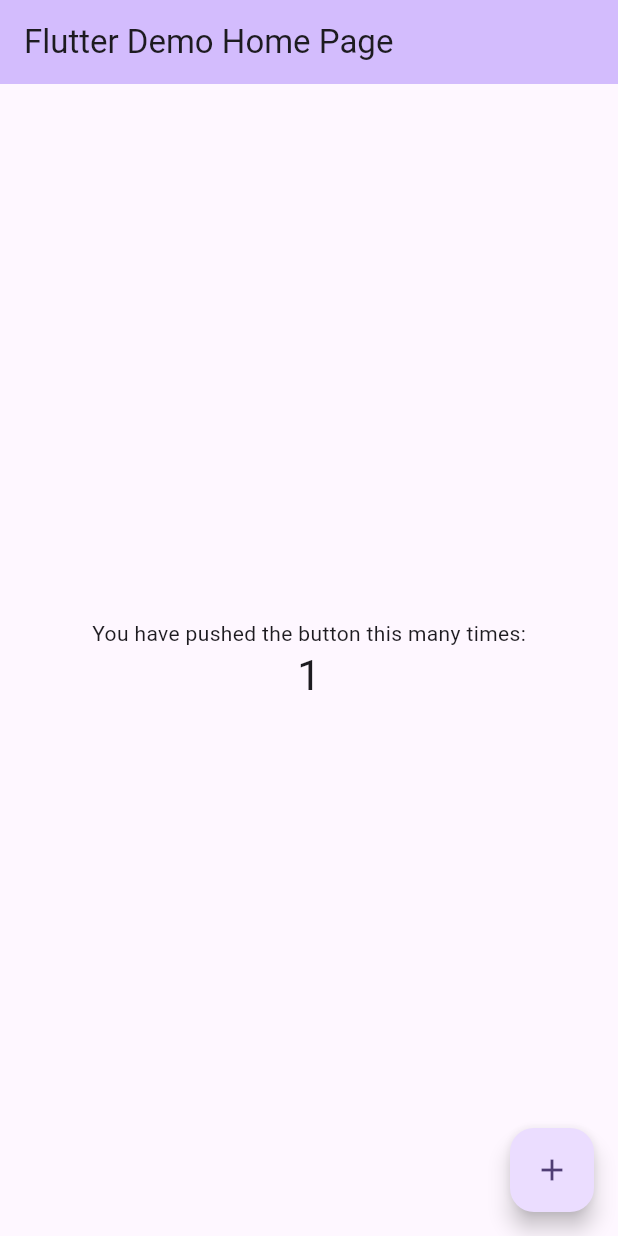
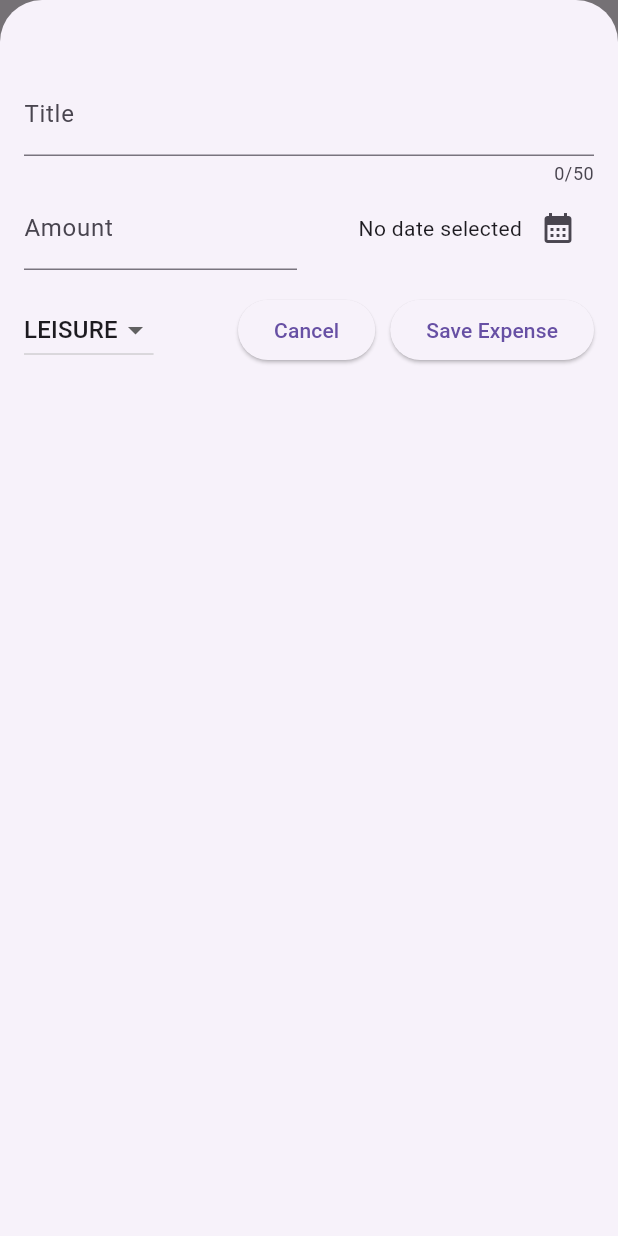
Before and after one commit to fezeboris/Flutter_Maximilian_udemy, a Flutter app: the screen it shows after launch, after a tap on the "add" icon, on a phone screen of 412 x 824 dp. Run offline on Flutter 3.47's test engine with Material 3 defaults, Android fonts, the phone set to English and light mode, and no system bars; our stand-ins replace google_fonts.

Commit message:
expense tracker functionalities implementation

```diff
--- a/expense_tracker/lib/main.dart
+++ b/expense_tracker/lib/main.dart
@@ -1,3 +1,4 @@
+import 'package:expense_tracker/widget/expenses.dart';
 import 'package:flutter/material.dart';
 
 void main() {
@@ -10,116 +11,8 @@ class MyApp extends StatelessWidget {
   // This widget is the root of your application.
   @override
   Widget build(BuildContext context) {
-    return MaterialApp(
-      title: 'Flutter Demo',
-      theme: ThemeData(
-        // This is the theme of your application.
-        //
-        // TRY THIS: Try running your application with "flutter run". You'll see
-        // the application has a purple toolbar. Then, without quitting the app,
-        // try changing the seedColor in the colorScheme below to Colors.green
-        // and then invoke "hot reload" (save your changes or press the "hot
-        // reload" button in a Flutter-supported IDE, or press "r" if you used
-        // the command line to start the app).
-
-        // Notice that the counter didn't reset back to zero; the application
-        // state is not lost during the reload. To reset the state, use hot
-        // restart instead.
-        //
-        // This works for code too, not just values: Most code changes can be
-        // tested with just a hot reload.
-        colorScheme: ColorScheme.fromSeed(seedColor: Colors.deepPurple),
-        useMaterial3: true,
-      ),
-      home: const MyHomePage(title: 'Flutter Demo Home Page'),
+    return const MaterialApp(
+      home: Expenses(),
     );
   }
 }
-
-class MyHomePage extends StatefulWidget {
-  const MyHomePage({super.key, required this.title});
-
-  // This widget is the home page of your application. It is stateful, meaning
-  // that it has a State object (defined below) that contains fields that affect
-  // how it looks.
-
-  // This class is the configuration for the state. It holds the values (in this
-  // case the title) provided by the parent (in this case the App widget) and
-  // used by the build method of the State. Fields in a Widget subclass are
-  // always marked "final".
-
-  final String title;
-
-  @override
-  State<MyHomePage> createState() => _MyHomePageState();
-}
-
-class _MyHomePageState extends State<MyHomePage> {
-  int _counter = 0;
-
-  void _incrementCounter() {
-    setState(() {
-      // This call to setState tells the Flutter framework that something has
-      // changed in this State, which causes it to rerun the build method below
-      // so that the display can reflect the updated values. If we changed
-      // _counter without calling setState(), then the build method would not be
-      // called again, and so nothing would appear to happen.
-      _counter++;
-    });
-  }
-
-  @override
-  Widget build(BuildContext context) {
-    // This method is rerun every time setState is called, for instance as done
-    // by the _incrementCounter method above.
-    //
-    // The Flutter framework has been optimized to make rerunning build methods
-    // fast, so that you can just rebuild anything that needs updating rather
-    // than having to individually change instances of widgets.
-    return Scaffold(
-      appBar: AppBar(
-        // TRY THIS: Try changing the color here to a specific color (to
-        // Colors.amber, perhaps?) and trigger a hot reload to see the AppBar
-        // change color while the other colors stay the same.
-        backgroundColor: Theme.of(context).colorScheme.inversePrimary,
-        // Here we take the value from the MyHomePage object that was created by
-        // the App.build method, and use it to set our appbar title.
-        title: Text(widget.title),
-      ),
-      body: Center(
-        // Center is a layout widget. It takes a single child and positions it
-        // in the middle of the parent.
-        child: Column(
-          // Column is also a layout widget. It takes a list of children and
-          // arranges them vertically. By default, it sizes itself to fit its
-          // children horizontally, and tries to be as tall as its parent.
-          //
-          // Column has various properties to control how it sizes itself and
-          // how it positions its children. Here we use mainAxisAlignment to
-          // center the children vertically; the main axis here is the vertical
-          // axis because Columns are vertical (the cross axis would be
-          // horizontal).
-          //
-          // TRY THIS: Invoke "debug painting" (choose the "Toggle Debug Paint"
-          // action in the IDE, or press "p" in the console), to see the
-          // wireframe for each widget.
-          mainAxisAlignment: MainAxisAlignment.center,
-          children: <Widget>[
-            const Text(
-              'You have pushed the button this many times:',
-            ),
-            Text(
-              '$_counter',
-              style: Theme.of(context).textTheme.headlineMedium,
-            ),
-          ],
-        ),
-      ),
-      floatingActionButton: FloatingActionButton(
-        onPressed: _incrementCounter,
-        tooltip: 'Increment',
-        child: const Icon(Icons.add),
-      ), // This trailing comma makes auto-formatting nicer for build methods.
-    );
-  }
-}
--- /dev/null
+++ b/expense_tracker/lib/models/expense.dart
@@ -0,0 +1,38 @@
+import 'package:flutter/material.dart';
+import 'package:intl/intl.dart';
+import 'package:uuid/uuid.dart';
+
+final formater = DateFormat.yMd();
+const uuid = Uuid();
+
+enum Category {
+  food,
+  travel,
+  leisure,
+  work,
+}
+
+const categorytIcons = {
+  Category.food: Icons.lunch_dining,
+  Category.travel: Icons.flight_takeoff,
+  Category.leisure: Icons.movie,
+  Category.work: Icons.work
+};
+
+class Expense {
+  Expense(
+      {required this.amount,
+      required this.date,
+      required this.title,
+      required this.category})
+      : id = uuid.v4();
+  final String id;
+  final String title;
+  final double amount;
+  final DateTime date;
+  final Category category;
+
+  String get formattedDate {
+    return formater.format(date);
+  }
+}
--- /dev/null
+++ b/expense_tracker/lib/widget/expenses.dart
@@ -0,0 +1,56 @@
+import 'package:expense_tracker/widget/expenses_list/expenses_list.dart';
+import 'package:expense_tracker/models/expense.dart';
+import 'package:expense_tracker/widget/new_expense.dart';
+import 'package:flutter/material.dart';
+
+class Expenses extends StatefulWidget {
+  const Expenses({super.key});
+
+  @override
+  State<Expenses> createState() => _ExpensesState();
+}
+
+class _ExpensesState extends State<Expenses> {
+  final List<Expense> _registeredExpenses = [
+    Expense(
+        amount: 19.9,
+        date: DateTime.now(),
+        title: 'Flutter Course',
+        category: Category.work),
+    Expense(
+        amount: 19.9,
+        date: DateTime.now(),
+        title: 'Cinema',
+        category: Category.leisure),
+  ];
+
+  void _openAddExpenseOverlay() {
+    showModalBottomSheet(
+      isScrollControlled: true,
+      context: context,
+      builder: (ctx) => NewExpense(onAddExpense: _addExpense),
+    );
+  }
+
+  void _addExpense(Expense expense) {
+    setState(() {
+      _registeredExpenses.add(expense);
+    });
+  }
+
+  @override
+  Widget build(BuildContext context) {
+    return Scaffold(
+      appBar: AppBar(title: const Text('My Expense Tracker'), actions: [
+        IconButton(
+            onPressed: _openAddExpenseOverlay, icon: const Icon(Icons.add)),
+      ]),
+      body: Column(
+        children: [
+          const Text('The chart'),
+          Expanded(child: ExpensesList(expenses: _registeredExpenses))
+        ],
+      ),
+    );
+  }
+}
--- /dev/null
+++ b/expense_tracker/lib/widget/expenses_list/expenses_item.dart
@@ -0,0 +1,43 @@
+import 'package:expense_tracker/models/expense.dart';
+import 'package:flutter/material.dart';
+
+class ExpenseItem extends StatelessWidget {
+  const ExpenseItem(this.expense, {super.key});
+
+  final Expense expense;
+
+  @override
+  Widget build(BuildContext context) {
+    return Card(
+      child: Padding(
+        padding: const EdgeInsets.symmetric(
+          horizontal: 20,
+          vertical: 16,
+        ),
+        child: Column(
+          children: [
+            Text(expense.title),
+            const SizedBox(
+              height: 4,
+            ),
+            Row(
+              children: [
+                Text('\$${expense.amount.toStringAsFixed(2)}'),
+                const Spacer(),
+                Row(
+                  children: [
+                    Icon(categorytIcons[expense.category]),
+                    const SizedBox(
+                      width: 8,
+                    ),
+                    Text(expense.formattedDate)
+                  ],
+                )
+              ],
+            )
+          ],
+        ),
+      ),
+    );
+  }
+}
--- /dev/null
+++ b/expense_tracker/lib/widget/expenses_list/expenses_list.dart
@@ -0,0 +1,15 @@
+import 'package:expense_tracker/models/expense.dart';
+import 'package:expense_tracker/widget/expenses_list/expenses_item.dart';
+import 'package:flutter/material.dart';
+
+class ExpensesList extends StatelessWidget {
+  const ExpensesList({super.key, required this.expenses});
+  final List<Expense> expenses;
+  @override
+  Widget build(BuildContext context) {
+    return ListView.builder(
+      itemCount: expenses.length,
+      itemBuilder: (ctx, index) => ExpenseItem(expenses[index]),
+    );
+  }
+}
--- /dev/null
+++ b/expense_tracker/lib/widget/new_expense.dart
@@ -0,0 +1,151 @@
+import 'package:expense_tracker/models/expense.dart';
+import 'package:flutter/material.dart';
+import 'package:intl/intl.dart';
+
+final formater = DateFormat.yMd();
+
+class NewExpense extends StatefulWidget {
+  const NewExpense({super.key, required this.onAddExpense});
+
+  final void Function(Expense expense) onAddExpense;
+
+  @override
+  State<NewExpense> createState() => _NewExpenseState();
+}
+
+class _NewExpenseState extends State<NewExpense> {
+  final _titleController = TextEditingController();
+  final _amountController = TextEditingController();
+  Category _selectedCategory = Category.leisure;
+  DateTime? _selectedDate;
+
+  void _presentDatePicker() async {
+    final now = DateTime.now();
+    final firstDate = DateTime(now.year - 1, now.month, now.day);
+    final pickedDate = await showDatePicker(
+      context: context,
+      firstDate: firstDate,
+      lastDate: now,
+    );
+    setState(() {
+      _selectedDate = pickedDate;
+    });
+  }
+
+  void _submitExpenseData() {
+    final enterredAmout = double.tryParse(_amountController.text);
+    final amountIsInvalid = enterredAmout == null || enterredAmout <= 0;
+    if (_titleController.text.trim().isEmpty ||
+        amountIsInvalid ||
+        _selectedDate == null) {
+      showDialog(
+        context: context,
+        builder: (ctx) => AlertDialog(
+          title: const Text('Invalid input'),
+          content: const Text(
+              'Please make sure a valid title, amout, date and category was enterred.'),
+          actions: [
+            TextButton(
+                onPressed: () {
+                  Navigator.pop(ctx);
+                },
+                child: const Text('Okay'))
+          ],
+        ),
+      );
+      return;
+    }
+    widget.onAddExpense(
+      Expense(
+          amount: enterredAmout,
+          date: _selectedDate!,
+          title: _titleController.text,
+          category: _selectedCategory),
+    );
+    Navigator.pop(context);
+  }
+
+  @override
+  void dispose() {
+    _titleController.dispose();
+    _amountController.dispose();
+    super.dispose();
+  }
+
+  @override
+  Widget build(BuildContext context) {
+    return Padding(
+      padding: const EdgeInsets.fromLTRB(16, 48, 16, 16),
+      child: Column(children: [
+        TextField(
+          controller: _titleController,
+          maxLength: 50,
+          decoration: const InputDecoration(label: Text('Title')),
+        ),
+        Row(children: [
+          Expanded(
+            child: TextField(
+              controller: _amountController,
+              keyboardType: TextInputType.number,
+              decoration: const InputDecoration(
+                label: Text('Amount'),
+                prefixText: '\$',
+              ),
+            ),
+          ),
+          const SizedBox(
+            width: 16,
+          ),
+          Expanded(
+              child: Row(
+            mainAxisAlignment: MainAxisAlignment.end,
+            crossAxisAlignment: CrossAxisAlignment.center,
+            children: [
+              Text(_selectedDate == null
+                  ? 'No date selected'
+                  : formater.format(_selectedDate!)),
+              IconButton(
+                  onPressed: _presentDatePicker,
+                  icon: const Icon(Icons.calendar_month))
+            ],
+          ))
+        ]),
+        const SizedBox(height: 16),
+        Row(
+          children: [
+            DropdownButton(
+                value: _selectedCategory,
+                items: Category.values
+                    .map((category) => DropdownMenuItem(
+                          value: category,
+                          child: Text(category.name.toUpperCase()),
+                        ))
+                    .toList(),
+                onChanged: (value) {
+                  if (value == null) {
+                    return;
+                  }
+                  setState(() {
+                    _selectedCategory = value;
+                  });
+                }),
+            const Spacer(),
+            ElevatedButton(
+              onPressed: () {
+                Navigator.pop(context);
+              },
+              child: const Text('Cancel'),
+            ),
+            const SizedBox(
+              width: 10,
+            ),
+            ElevatedButton(
+              onPressed: _submitExpenseData,
+              child: const Text('Save Expense'),
+            ),
+          ],
+        )
+      ]),
+    );
+  }
+}
--- a/expense_tracker/pubspec.yaml
+++ b/expense_tracker/pubspec.yaml
@@ -35,6 +35,8 @@ dependencies:
   # The following adds the Cupertino Icons font to your application.
   # Use with the CupertinoIcons class for iOS style icons.
   cupertino_icons: ^1.0.2
+  uuid: ^4.3.3
+  intl: ^0.19.0
 
 dev_dependencies:
   flutter_test:
```
Also changed, not shown: expense_tracker/pubspec.lock.
